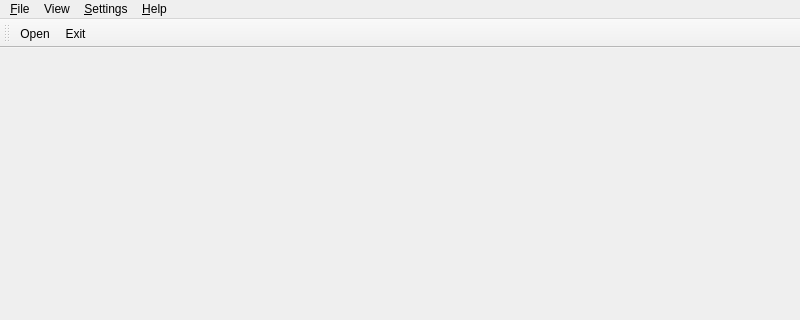
Qt form UI/mainwindow.ui (hubertqtraf/QtOSMTraffic) before a commit; both pictures show x 0 to 800 and y 0 to 320 of the 800 by 600 pixel window.
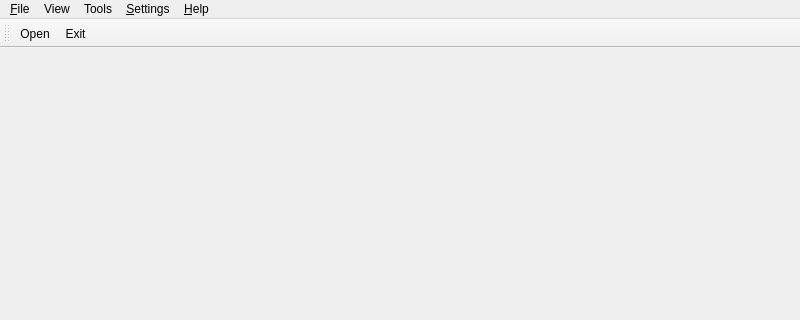
The same form after that commit. Icons and pictures are not drawn.

Commit message: connect the tile dialog box to tools->tiles menu

The edit to the form file:
```diff
--- a/UI/mainwindow.ui
+++ b/UI/mainwindow.ui
@@ -65,8 +65,15 @@
     <addaction name="actionRuler"/>
     <addaction name="actionAntialiasing"/>
    </widget>
+   <widget class="QMenu" name="menuTools">
+    <property name="title">
+     <string>Tools</string>
+    </property>
+    <addaction name="actionTiles"/>
+   </widget>
    <addaction name="menuFile"/>
    <addaction name="menuView"/>
+   <addaction name="menuTools"/>
    <addaction name="menuSettings"/>
    <addaction name="menuAbout"/>
   </widget>
```
Left out of the diff: 5 changed lines with no effect on the pictures. The commit also changes 11 other files.
